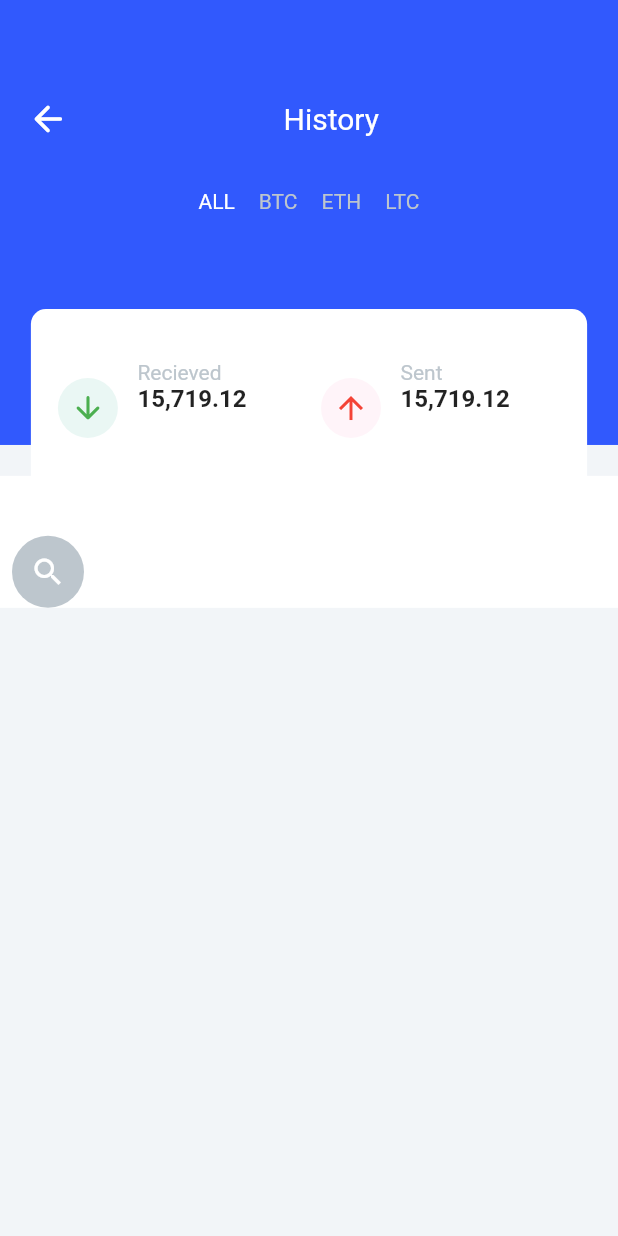
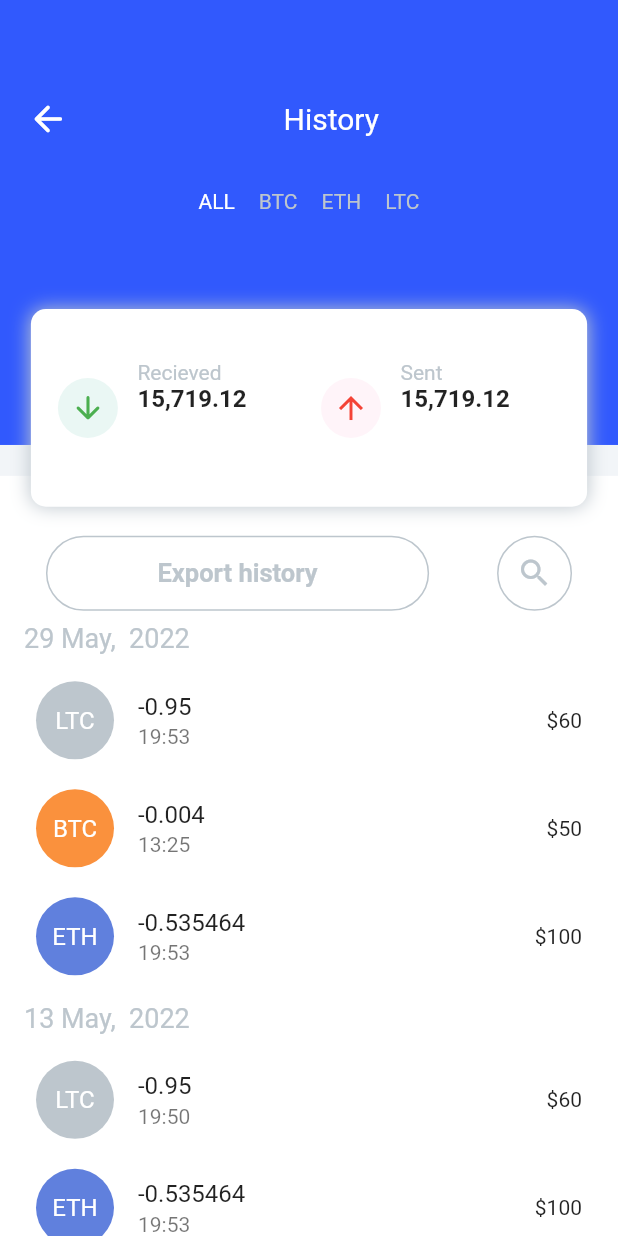
Before and after one commit to adebayoAdesina/Flutter_Crypto_Exchange_App, a Flutter app: the MobileHistory widget shown alone on an empty page, opened directly, on a phone screen of 412 x 824 dp. Run offline on Flutter 3.47's test engine with Material 2 defaults, Android fonts, the phone set to English and light mode, and no system bars; our stand-ins replace rounded_loading_button.

Commit message:
history page added

```diff
--- /dev/null
+++ b/lib/Model/walletInfo_model.dart
@@ -0,0 +1,81 @@
+import '../Colors/colors.dart';
+import 'crypto_model.dart';
+
+class WalletInfoModel {
+  String? date;
+  String? year;
+  List<dynamic> crypto;
+
+  WalletInfoModel({
+    this.date,
+    this.year,
+    required this.crypto,
+  });
+}
+
+// List<CryptoModel> crypto = [
+//   CryptoModel(
+//     type: 'LTC',
+//     color: btcColor,
+//     time: '19:53',
+//     deduction: '-0.95',
+//     amount: '60',
+//   ),
+//   CryptoModel(
+//     type: 'LTC',
+//     color: btcColor,
+//     time: '19:53',
+//     deduction: '-0.95',
+//     amount: '60',
+//   )
+// ];
+
+List<WalletInfoModel> walletInfo = [
+  WalletInfoModel(date: '29 May', year: ' 2022', crypto: [
+    {
+      'type': 'LTC',
+      'color': greyColor,
+      'time': '19:53',
+      'deduction': '-0.95',
+      'amount': '60',
+    },
+    {
+      'type': 'BTC',
+      'color' : btcColor,
+      'time': '13:25',
+      'deduction': '-0.004',
+      'amount': '50',
+    },
+    {
+      'type': 'ETH',
+      'color' : ethColor,
+      'time': '19:53',
+      'deduction': '-0.535464',
+      'amount': '100',
+    }
+  ]),
+  WalletInfoModel(date: '13 May', year: ' 2022', crypto: [
+    {
+      'type': 'LTC',
+      'color': greyColor,
+      'time': '19:50',
+      'deduction': '-0.95',
+      'amount': '60',
+    },
+    {
+      'type': 'ETH',
+      'color': ethColor,
+      'time': '19:53',
+      'deduction': '-0.535464',
+      'amount': '100',
+    },
+    {
+      'type': 'BTC',
+      'color': btcColor,
+      'time': '13:50',
+      'deduction': '-0.004',
+      'amount': '50',
+    },
+
+  ])
+];
--- a/lib/Views/MobileViews/mobile_history.dart
+++ b/lib/Views/MobileViews/mobile_history.dart
@@ -1,43 +1,43 @@
+import 'package:crypto_exchange/Model/walletInfo_model.dart';
 import 'package:crypto_exchange/Screens/mobile.dart';
+import 'package:crypto_exchange/Widget/wallet_widget.dart';
 import 'package:flutter/material.dart';
 
 import '../../Colors/colors.dart';
+import '../../Widget/snapBar.dart';
 
 class MobileHistory extends StatefulWidget {
-  const MobileHistory({ Key? key }) : super(key: key);
+  const MobileHistory({Key? key}) : super(key: key);
 
   @override
   State<MobileHistory> createState() => _MobileHistoryState();
 }
 
-int selectedCoin = 0;
-String received = '15,719.12';
-
-class _MobileHistoryState extends State<MobileHistory> {
+class _MobileHistoryState extends HistoryPageFunc {
   @override
   Widget build(BuildContext context) {
     var size = MediaQuery.of(context).size;
     return Scaffold(
       backgroundColor: backgroundColor,
-      body: SingleChildScrollView(
+      body: SafeArea(
+        child: SingleChildScrollView(
+          scrollDirection: Axis.vertical,
           physics: const ScrollPhysics(),
           child: Stack(
             clipBehavior: Clip.none,
             children: [
-            Positioned(
-              child: Container(
+              // Container(
+              //   height: size.height * 2,
+              // ),
+              Container(
                 color: backgroundColor,
                 height: size.height * 0.38,
                 width: size.width,
-              )
               ),
-            Positioned(
-              child: Container(
+              Container(
                 color: mainColor,
                 height: size.height * 0.36,
                 width: size.width,
-
-
                 child: Column(
                   children: [
                     Padding(
@@ -48,8 +48,11 @@ class _MobileHistoryState extends State<MobileHistory> {
                       child: Row(
                         children: [
                           IconButton(
-                            onPressed: (){
-                              Navigator.push(context, MaterialPageRoute(builder: (_) => const Mobile()));
+                            onPressed: () {
+                              Navigator.push(
+                                  context,
+                                  MaterialPageRoute(
+                                      builder: (_) => const Mobile()));
                             },
                             icon: const Icon(
                               Icons.arrow_back_rounded,
@@ -64,9 +67,7 @@ class _MobileHistoryState extends State<MobileHistory> {
                               style: TextStyle(
                                   color: whiteColor,
                                   fontSize: 20,
-                                fontWeight: FontWeight.w400
-
-                              ),
+                                  fontWeight: FontWeight.w400),
                               textAlign: TextAlign.center,
                             ),
                           ),
@@ -90,8 +91,9 @@ class _MobileHistoryState extends State<MobileHistory> {
                             child: Text(
                               'ALL',
                               style: TextStyle(
-                                color: selectedCoin == 0 ? whiteColor : greyColor
-                              ),
+                                  color: selectedCoin == 0
+                                      ? whiteColor
+                                      : greyColor),
                             ),
                           ),
                         ),
@@ -106,8 +108,9 @@ class _MobileHistoryState extends State<MobileHistory> {
                             child: Text(
                               'BTC',
                               style: TextStyle(
-                                color: selectedCoin == 1 ? whiteColor : greyColor
-                              ),
+                                  color: selectedCoin == 1
+                                      ? whiteColor
+                                      : greyColor),
                             ),
                           ),
                         ),
@@ -122,15 +125,16 @@ class _MobileHistoryState extends State<MobileHistory> {
                             child: Text(
                               'ETH',
                               style: TextStyle(
-                                color: selectedCoin == 2 ? whiteColor : greyColor
-                              ),
+                                  color: selectedCoin == 2
+                                      ? whiteColor
+                                      : greyColor),
                             ),
                           ),
                         ),
                         InkWell(
                           onTap: (() {
                             setState(() {
-                              selectedCoin = 3 ;
+                              selectedCoin = 3;
                             });
                           }),
                           child: Padding(
@@ -138,8 +142,9 @@ class _MobileHistoryState extends State<MobileHistory> {
                             child: Text(
                               'LTC',
                               style: TextStyle(
-                                color: selectedCoin == 3 ? whiteColor : greyColor
-                              ),
+                                  color: selectedCoin == 3
+                                      ? whiteColor
+                                      : greyColor),
                             ),
                           ),
                         )
@@ -148,13 +153,10 @@ class _MobileHistoryState extends State<MobileHistory> {
                   ],
                 ),
               ),
-            ),
-
-            Positioned(
-              top: size.height*0.385,
-              child: Container(
+              Container(
                   color: whiteColor,
                   width: size.width,
+                  margin: EdgeInsets.only(top: size.height * 0.385),
                   child: Padding(
                     padding: const EdgeInsets.only(
                       top: 40,
@@ -164,56 +166,87 @@ class _MobileHistoryState extends State<MobileHistory> {
                     child: Column(
                       children: [
                         Row(
+                          mainAxisAlignment: MainAxisAlignment.spaceAround,
                           children: [
-                          // TextField(
-                          //   decoration: InputDecoration(
-                          //     hintText: 'Search...',
-                          //     fillColor: greyColor,
-                          //     filled: true,
-                          //     focusColor: greyColor,
-                          //     border: OutlineInputBorder(
-                          //       borderSide: BorderSide(
-                          //         width: 0,
-                          //         style: BorderStyle.none,
-                          //         color: greyColor
-                          //       )
-                          //     )
-                          //   ),
-                          // ),
-                          Container(
+                            GestureDetector(
+                              onTap: (() => historyPeriodSnapBar(context)),
+                              child: Container(
+                                width: size.width * 0.62,
+                                height: 50,
                                 decoration: BoxDecoration(
+                                    border: Border.all(color: greyColor),
+                                    borderRadius: BorderRadius.circular(50)),
+                                child: Row(
+                                  mainAxisAlignment: MainAxisAlignment.center,
+                                  children: const [
+                                    Text(
+                                      'Export history',
+                                      style: TextStyle(
                                           color: greyColor,
-                              borderRadius: BorderRadius.circular(50)
-                            ),
-                            child: IconButton(
-                              color: whiteColor,
-                              onPressed: (){},
-                              icon: const Icon(
-                                Icons.search,
-                              )
-                            ),
-                          )
-                        ],
+                                          fontWeight: FontWeight.w700,
+                                          fontSize: 17),
                                     )
                                   ],
                                 ),
-                )
                               ),
                             ),
-            Positioned(
-              top: size.height*0.25,
-              left: size.width* 0.05,
-              child: Container(
+                            Container(
+                              height: 50,
+                              decoration: BoxDecoration(
+                                  border: Border.all(color: greyColor),
+                                  borderRadius: BorderRadius.circular(50)),
+                              child: IconButton(
+                                  color: whiteColor,
+                                  onPressed: () {},
+                                  icon: const Icon(
+                                    Icons.search,
+                                    color: greyColor,
+                                  )),
+                            )
+                          ],
+                        ),
+                        ListView.builder(
+                            physics: const ScrollPhysics(),
+                            scrollDirection: Axis.vertical,
+                            itemCount: walletInfo.length,
+                            shrinkWrap: true,
+                            itemBuilder: (BuildContext context, int index) {
+                              WalletInfoModel walletInfos = walletInfo[index];
+                              return Column(
+                                crossAxisAlignment: CrossAxisAlignment.start,
+                                children: [
+                                  Padding(
+                                    padding: const EdgeInsets.all(8.0),
+                                    child: Text(
+                                      '${walletInfos.date}, ${walletInfos.year}',
+                                      style: const TextStyle(
+                                          color: greyColor, fontSize: 18),
+                                      textAlign: TextAlign.left,
+                                    ),
+                                  ),
+                                  ListOfHistory(
+                                      cryptoHistory: walletInfos.crypto)
+                                ],
+                              );
+                            })
+                      ],
+                    ),
+                  )),
+              Container(
+                margin: EdgeInsets.only(
+                  top: size.height * 0.25,
+                  left: size.width * 0.05,
+                ),
                 width: size.width * 0.9,
                 height: size.height * 0.16,
                 decoration: BoxDecoration(
                     color: whiteColor,
-                  borderRadius: BorderRadius.circular(10)
-                ),
+                    borderRadius: BorderRadius.circular(10),
+                    boxShadow: const [
+                      BoxShadow(color: greyColor, blurRadius: 10)
+                    ]),
                 child: Padding(
-                  padding: const EdgeInsets.symmetric(
-                    horizontal: 10
-                  ),
+                  padding: const EdgeInsets.symmetric(horizontal: 10),
                   child: Row(
                     children: [
                       Expanded(
@@ -230,33 +263,28 @@ class _MobileHistoryState extends State<MobileHistory> {
                                   ),
                                 ),
                                 Padding(
-                                padding: const EdgeInsets.only(
-                                  top: 26,
-                                  left: 13
-                                ),
+                                  padding:
+                                      const EdgeInsets.only(top: 26, left: 13),
                                   child: Column(
-                                  crossAxisAlignment: CrossAxisAlignment.start,
+                                    crossAxisAlignment:
+                                        CrossAxisAlignment.start,
                                     children: [
                                       const Text(
                                         'Recieved',
-                                      style: TextStyle(
-                                        color: greyColor
-                                      ),
+                                        style: TextStyle(color: greyColor),
                                       ),
                                       Text(
                                         received,
                                         style: const TextStyle(
                                             fontWeight: FontWeight.bold,
-                                        fontSize: 16
-                                      ),
+                                            fontSize: 16),
                                       )
                                     ],
                                   ),
                                 )
                               ],
                             ),
-                        )
-                      ),
+                          )),
                       Expanded(
                           flex: 6,
                           child: Padding(
@@ -271,41 +299,36 @@ class _MobileHistoryState extends State<MobileHistory> {
                                   ),
                                 ),
                                 Padding(
-                                padding: const EdgeInsets.only(
-                                  top: 26,
-                                  left: 13
-                                ),
+                                  padding:
+                                      const EdgeInsets.only(top: 26, left: 13),
                                   child: Column(
-                                  crossAxisAlignment: CrossAxisAlignment.start,
+                                    crossAxisAlignment:
+                                        CrossAxisAlignment.start,
                                     children: [
                                       const Text(
                                         'Sent',
-                                      style: TextStyle(
-                                        color: greyColor
-                                      ),
+                                        style: TextStyle(color: greyColor),
                                       ),
                                       Text(
                                         received,
                                         style: const TextStyle(
                                             fontWeight: FontWeight.bold,
-                                        fontSize: 16
-                                      ),
+                                            fontSize: 16),
                                       )
                                     ],
                                   ),
                                 )
                               ],
                             ),
-                        )
-                      )
+                          ))
                     ],
-                  ),
                   ),
                 ),
               ),
             ],
           ),
         ),
+      ),
     );
   }
 }
--- a/lib/Views/MobileViews/mobile_home.dart
+++ b/lib/Views/MobileViews/mobile_home.dart
@@ -42,7 +42,7 @@ class _MobileHomeState extends State<MobileHome> {
                       top: 70
                     ),
                     child: Text(
-                      data,
+                      '\$$data',
                       style: const TextStyle(
                         color: whiteColor,
                         fontSize: 38,
--- a/lib/Widget/info.dart
+++ b/lib/Widget/info.dart
@@ -1,4 +1,6 @@
-import 'dart:html';
+
+
+import 'package:crypto_exchange/Colors/colors.dart';
 
 const walletHistory = [
   {
@@ -7,6 +9,7 @@ const walletHistory = [
     'crypto' : [
       {
         'type' : 'LTC',
+        'color' : btcColor,
         'time' : '19:53',
         'deduction' : '-0.95',
         'amount' : '60',
--- a/lib/Widget/wallet_widget.dart
+++ b/lib/Widget/wallet_widget.dart
@@ -0,0 +1,35 @@
+import 'package:crypto_exchange/Widget/info.dart';
+import 'package:flutter/material.dart';
+
+import '../Colors/colors.dart';
+
+class ListOfHistory extends StatelessWidget {
+  final List<dynamic> cryptoHistory;
+  const ListOfHistory({Key? key, required this.cryptoHistory})
+      : super(key: key);
+
+  @override
+  Widget build(BuildContext context) {
+    print(cryptoHistory);
+    return ListView.builder(
+      physics: const ScrollPhysics(),
+      shrinkWrap: true,
+      itemCount: cryptoHistory.length,
+      itemBuilder: (BuildContext context, int i) {
+        return ListTile(
+          leading: CircleAvatar(
+            radius: 26,
+            backgroundColor: cryptoHistory[i]['color'],
+            child: Text(
+              cryptoHistory[i]['type'].toString(),
+              style: TextStyle(color: whiteColor),
+            ),
+          ),
+          title: Text(cryptoHistory[i]['deduction'].toString()),
+          subtitle: Text(cryptoHistory[i]['time'].toString()),
+          trailing: Text('\$${cryptoHistory[i]['amount']}'),
+        );
+      },
+    );
+  }
+}
```
Also changed, not shown: lib/Model/crypto_model.dart (added, +17 -0 lines), lib/Widget/snapBar.dart (added, +21 -0 lines). Lines whose indentation alone changed are shown as unchanged.
